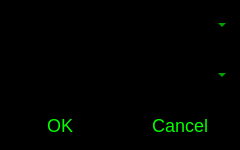
This is C++/DataRecorder/DataRecorder/comsettings.ui in YuretsFoxie/Code as Qt 5 draws it before an edit. The edited form follows.
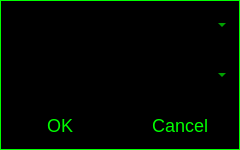
This is the edited form.

The edit to the form file:
```diff
--- a/C++/DataRecorder/DataRecorder/comsettings.ui
+++ b/C++/DataRecorder/DataRecorder/comsettings.ui
@@ -16,6 +16,7 @@
   <property name="styleSheet">
    <string notr="true">QDialog {
 	background-color: black;
+	border: 1px solid rgba(0, 255, 0, 1.0);
 }
 
 
```
Left out of the diff: 63 changed lines with no effect on the pictures.
